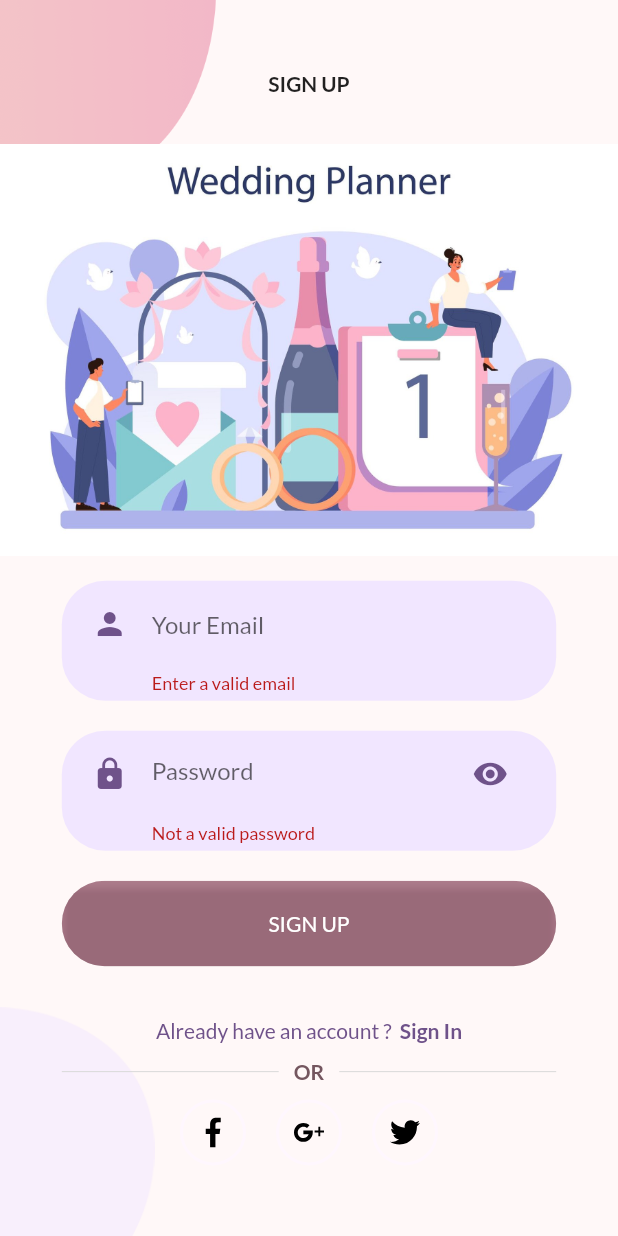
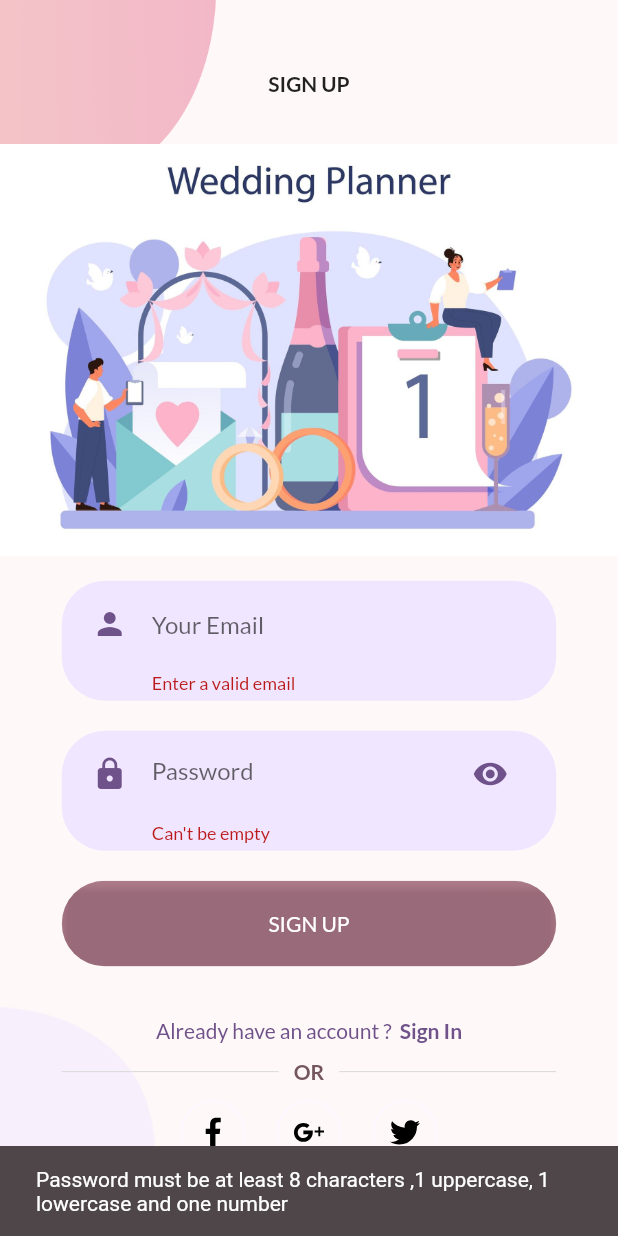
Before and after one commit to MohamedAboElM3aTy/wed_plan_project, a Flutter app: the SignUp screen opened by its route, after a tap on "SIGN UP", on a phone screen of 412 x 824 dp. Run offline on Flutter 3.47's test engine with Material 2 defaults, Android fonts, the phone set to English and light mode, and no system bars; our stand-ins replace equatable, firebase_auth, firebase_core, flutter_svg, google_fonts, persistent_bottom_nav_bar_v2 and 1 more; accounts and stored records are empty.

Commit message:
Updating constraitns

```diff
--- a/lib/views/pages/signUp/body.dart
+++ b/lib/views/pages/signUp/body.dart
@@ -64,7 +64,14 @@ class _BodyState extends State<Body> {
                   if (value!.isEmpty ||
                       value.length < 8 ||
                       !passwordRegex.hasMatch(value)) {
-                    return 'Not a valid password';
+                    ScaffoldMessenger.of(context).showSnackBar(
+                      SnackBar(
+                        content: Text(
+                            'Password must be at least 8 characters ,1 uppercase, 1 lowercase and one number'),
+                      ),
+                    );
+                    return 'Can\'t be empty';
+                    // 'Password must be at least 8 characters ,1 uppercase, 1 lowercase and one number';
                   }
                   return null;
                 },
```
